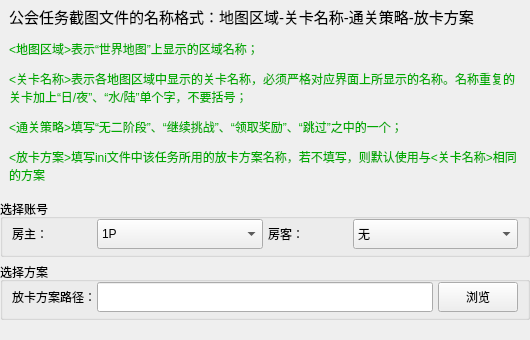
This is AppImplement/UIFiles/UnionQuestParam.ui in LinFeng-BingYi/FVM_Backstage_Assistant_LFBY as Qt 5 draws it before an edit. The edited form follows.
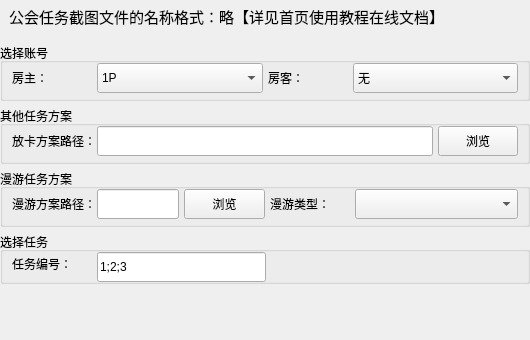
This is the edited form.

Commit message: 实现[公会任务]功能日常任务的完成; 优化单人魔塔次数不足时关闭购买次数弹窗; 修复创房界面遮挡导致识别不到进入地图区域的问题

```diff
--- a/AppImplement/UIFiles/UnionQuestParam.ui
+++ b/AppImplement/UIFiles/UnionQuestParam.ui
@@ -13,7 +13,7 @@
   <property name="windowTitle">
    <string>Form</string>
   </property>
-  <layout class="QVBoxLayout" name="verticalLayout_top" stretch="7,2,2,0">
+  <layout class="QVBoxLayout" name="verticalLayout_top" stretch="7,2,2,0,0,0">
    <property name="spacing">
     <number>5</number>
    </property>
@@ -44,7 +44,7 @@
       <item>
        <widget class="QLabel" name="label_dsc">
         <property name="text">
-         <string>&lt;html&gt;&lt;head/&gt;&lt;body&gt;&lt;p&gt;&lt;span style=&quot; font-size:11pt;&quot;&gt;公会任务截图文件的名称格式：地图区域-关卡名称-通关策略-放卡方案&lt;/span&gt;&lt;/p&gt;&lt;p&gt;&lt;span style=&quot; color:#00aa00;&quot;&gt;&amp;lt;地图区域&amp;gt;表示“世界地图”上显示的区域名称；&lt;/span&gt;&lt;/p&gt;&lt;p&gt;&lt;span style=&quot; color:#00aa00;&quot;&gt;&amp;lt;关卡名称&amp;gt;表示各地图区域中显示的关卡名称，必须严格对应界面上所显示的名称。名称重复的关卡加上“日/夜”、“水/陆”单个字，不要括号；&lt;/span&gt;&lt;/p&gt;&lt;p&gt;&lt;span style=&quot; color:#00aa00;&quot;&gt;&amp;lt;通关策略&amp;gt;填写“无二阶段”、“继续挑战”、“领取奖励”、“跳过”之中的一个；&lt;/span&gt;&lt;/p&gt;&lt;p&gt;&lt;span style=&quot; color:#00aa00;&quot;&gt;&amp;lt;放卡方案&amp;gt;填写ini文件中该任务所用的放卡方案名称，若不填写，则默认使用与&amp;lt;关卡名称&amp;gt;相同的方案&lt;/span&gt;&lt;/p&gt;&lt;/body&gt;&lt;/html&gt;</string>
+         <string>&lt;html&gt;&lt;head/&gt;&lt;body&gt;&lt;p&gt;&lt;span style=&quot; font-size:11pt;&quot;&gt;公会任务截图文件的名称格式：略【详见首页使用教程在线文档】&lt;/span&gt;&lt;/p&gt;&lt;/body&gt;&lt;/html&gt;</string>
         </property>
         <property name="wordWrap">
          <bool>true</bool>
@@ -146,7 +146,7 @@
    <item>
     <widget class="QGroupBox" name="groupBox_file_path">
      <property name="title">
-      <string>选择方案</string>
+      <string>其他任务方案</string>
      </property>
      <layout class="QHBoxLayout" name="horizontalLayout_file_path">
       <property name="spacing">
@@ -203,6 +203,164 @@
      </layout>
     </widget>
    </item>
+   <item>
+    <widget class="QGroupBox" name="groupBox_roam_quest">
+     <property name="title">
+      <string>漫游任务方案</string>
+     </property>
+     <layout class="QHBoxLayout" name="horizontalLayout" stretch="1,1,1,1,2">
+      <property name="spacing">
+       <number>5</number>
+      </property>
+      <property name="topMargin">
+       <number>0</number>
+      </property>
+      <property name="bottomMargin">
+       <number>5</number>
+      </property>
+      <item>
+       <widget class="QLabel" name="label_roam_file_path">
+        <property name="minimumSize">
+         <size>
+          <width>80</width>
+          <height>0</height>
+         </size>
+        </property>
+        <property name="maximumSize">
+         <size>
+          <width>80</width>
+          <height>16777215</height>
+         </size>
+        </property>
+        <property name="text">
+         <string>漫游方案路径：</string>
+        </property>
+       </widget>
+      </item>
+      <item>
+       <widget class="QLineEdit" name="lineEdit_roam_file_path">
+        <property name="minimumSize">
+         <size>
+          <width>0</width>
+          <height>30</height>
+         </size>
+        </property>
+       </widget>
+      </item>
+      <item>
+       <widget class="QPushButton" name="pushButton_roam_file_path">
+        <property name="minimumSize">
+         <size>
+          <width>80</width>
+          <height>30</height>
+         </size>
+        </property>
+        <property name="text">
+         <string>浏览</string>
+        </property>
+       </widget>
+      </item>
+      <item>
+       <widget class="QLabel" name="label_roam_type">
+        <property name="minimumSize">
+         <size>
+          <width>80</width>
+          <height>0</height>
+         </size>
+        </property>
+        <property name="maximumSize">
+         <size>
+          <width>80</width>
+          <height>16777215</height>
+         </size>
+        </property>
+        <property name="text">
+         <string>漫游类型：</string>
+        </property>
+       </widget>
+      </item>
+      <item>
+       <widget class="QComboBox" name="comboBox_roam_type">
+        <property name="minimumSize">
+         <size>
+          <width>83</width>
+          <height>30</height>
+         </size>
+        </property>
+       </widget>
+      </item>
+     </layout>
+    </widget>
+   </item>
+   <item>
+    <widget class="QGroupBox" name="groupBox_select_quest">
+     <property name="minimumSize">
+      <size>
+       <width>0</width>
+       <height>52</height>
+      </size>
+     </property>
+     <property name="title">
+      <string>选择任务</string>
+     </property>
+     <layout class="QHBoxLayout" name="horizontalLayout_select_quest">
+      <property name="spacing">
+       <number>5</number>
+      </property>
+      <property name="topMargin">
+       <number>0</number>
+      </property>
+      <property name="bottomMargin">
+       <number>5</number>
+      </property>
+      <item>
+       <widget class="QLabel" name="label_quest_no">
+        <property name="minimumSize">
+         <size>
+          <width>80</width>
+          <height>0</height>
+         </size>
+        </property>
+        <property name="maximumSize">
+         <size>
+          <width>80</width>
+          <height>16777215</height>
+         </size>
+        </property>
+        <property name="text">
+         <string>任务编号：</string>
+        </property>
+       </widget>
+      </item>
+      <item>
+       <widget class="QLineEdit" name="lineEdit_quest_no">
+        <property name="minimumSize">
+         <size>
+          <width>0</width>
+          <height>30</height>
+         </size>
+        </property>
+        <property name="text">
+         <string>1;2;3</string>
+        </property>
+       </widget>
+      </item>
+      <item>
+       <spacer name="horizontalSpacer_select_quest">
+        <property name="orientation">
+         <enum>Qt::Horizontal</enum>
+        </property>
+        <property name="sizeHint" stdset="0">
+         <size>
+          <width>252</width>
+          <height>14</height>
+         </size>
+        </property>
+       </spacer>
+      </item>
+     </layout>
+    </widget>
+   </item>
    <item>
     <spacer name="verticalSpacer">
      <property name="orientation">
```
The commit also changes 10 other files.
